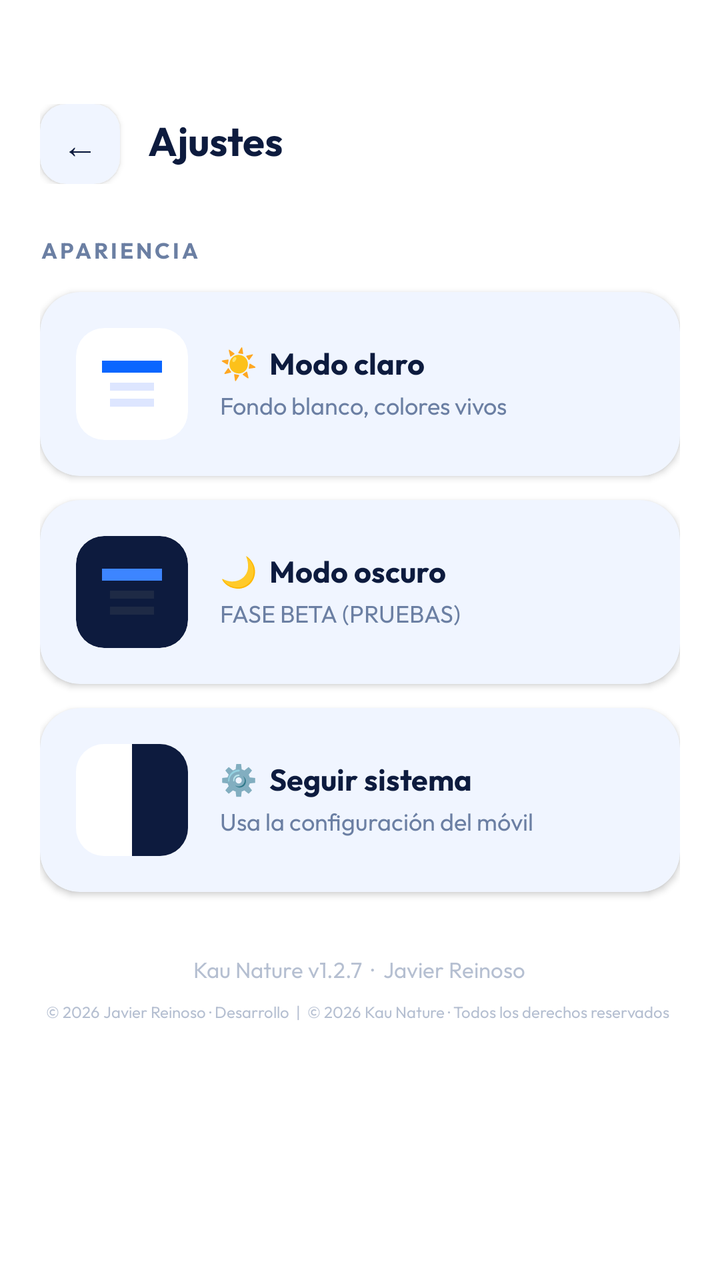
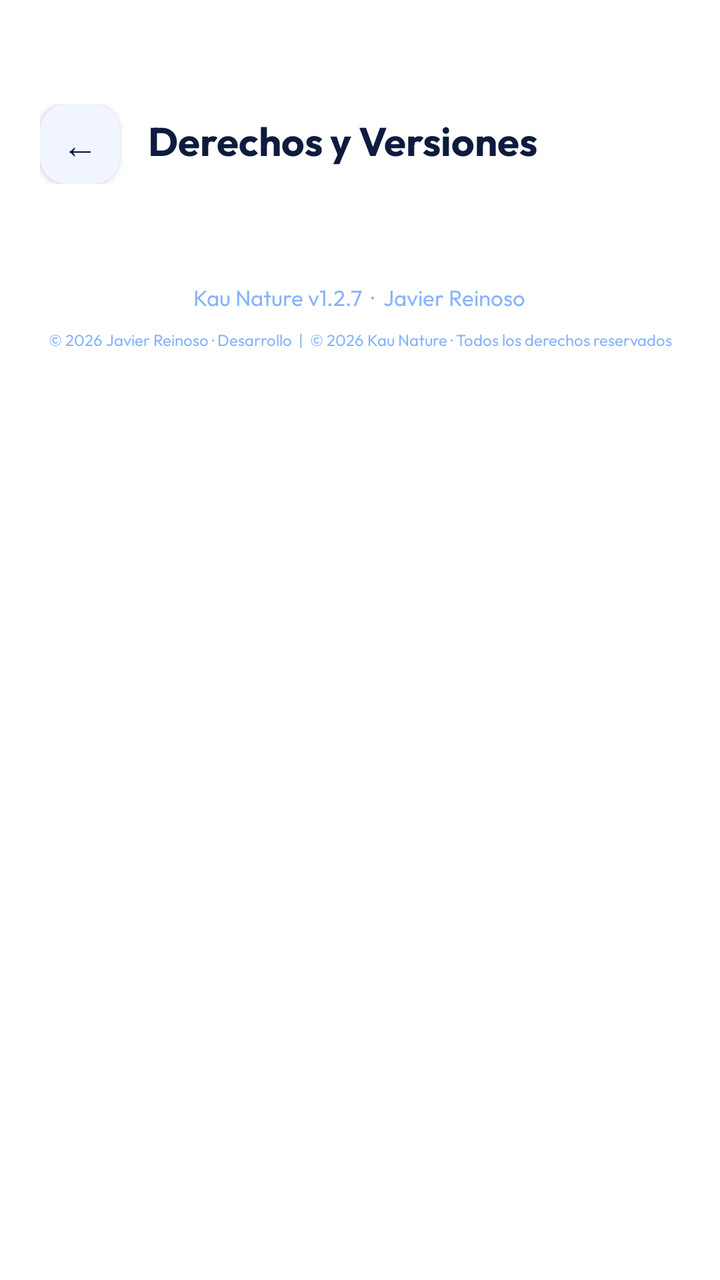

Two renders of the same Android screen: before a commit and after it. Below are the layout's source before the change and the commit's diff.
<!-- AndroidManifest.xml: application theme Theme.KauNatureApplication -->
<!-- res/layout/activity_settings.xml -->
<?xml version="1.0" encoding="utf-8"?>
<androidx.coordinatorlayout.widget.CoordinatorLayout
    xmlns:android="http://schemas.android.com/apk/res/android"
    xmlns:app="http://schemas.android.com/apk/res-auto"
    android:layout_width="match_parent"
    android:layout_height="match_parent"
    android:background="@android:color/background_light">

    
    <LinearLayout
        android:id="@+id/topBar"
        android:layout_width="match_parent"
        android:layout_height="wrap_content"
        android:orientation="horizontal"
        android:gravity="center_vertical"
        android:paddingHorizontal="20dp"
        android:paddingTop="52dp"
        android:paddingBottom="16dp"
        android:background="@color/white">

        <androidx.cardview.widget.CardView
            android:id="@+id/btnBack"
            android:layout_width="40dp"
            android:layout_height="40dp"
            app:cardCornerRadius="13dp"
            app:cardElevation="2dp"
            app:cardBackgroundColor="@color/blue_pale2">
            <TextView
                android:layout_width="match_parent"
                android:layout_height="match_parent"
                android:text="←"
                android:textSize="18sp"
                android:gravity="center"
                android:textColor="@color/text_primary"/>
        </androidx.cardview.widget.CardView>

        <TextView
            android:layout_width="0dp"
            android:layout_height="wrap_content"
            android:layout_weight="1"
            android:text="Ajustes"
            android:textSize="20sp"
            android:textColor="@color/text_primary"
            android:fontFamily="@font/outfit_bold"
            android:layout_marginStart="14dp"/>
    </LinearLayout>

    
    <androidx.core.widget.NestedScrollView
        android:layout_width="match_parent"
        android:layout_height="match_parent"
        android:layout_marginTop="110dp"
        android:paddingHorizontal="20dp"
        android:paddingBottom="40dp"
        android:clipToPadding="false">

        <LinearLayout
            android:layout_width="match_parent"
            android:layout_height="wrap_content"
            android:orientation="vertical">

            
            <TextView
                android:layout_width="wrap_content"
                android:layout_height="wrap_content"
                android:text="APARIENCIA"
                android:textSize="11sp"
                android:letterSpacing="0.12"
                android:textColor="@color/text_muted"
                android:fontFamily="@font/outfit_bold"
                android:layout_marginBottom="12dp"
                android:layout_marginTop="8dp"/>

            
            <androidx.cardview.widget.CardView
                android:id="@+id/cardThemeLight"
                android:layout_width="match_parent"
                android:layout_height="wrap_content"
                app:cardCornerRadius="20dp"
                app:cardElevation="2dp"
                app:cardBackgroundColor="@color/blue_pale2"
                android:layout_marginBottom="12dp">

                <LinearLayout
                    android:layout_width="match_parent"
                    android:layout_height="wrap_content"
                    android:orientation="horizontal"
                    android:gravity="center_vertical"
                    android:padding="18dp">

                    
                    <androidx.cardview.widget.CardView
                        android:layout_width="56dp"
                        android:layout_height="56dp"
                        app:cardCornerRadius="14dp"
                        app:cardElevation="0dp"
                        app:cardBackgroundColor="#FFFFFF"
                        android:layout_marginEnd="16dp">
                        <LinearLayout
                            android:layout_width="match_parent"
                            android:layout_height="match_parent"
                            android:orientation="vertical"
                            android:gravity="center"
                            android:padding="8dp">
                            <View android:layout_width="30dp" android:layout_height="6dp"
                                android:background="@color/accent_blue"
                                android:layout_marginBottom="5dp"/>
                            <View android:layout_width="22dp" android:layout_height="4dp"
                                android:background="@color/border"
                                android:layout_marginBottom="4dp"/>
                            <View android:layout_width="22dp" android:layout_height="4dp"
                                android:background="@color/border"/>
                        </LinearLayout>
                    </androidx.cardview.widget.CardView>

                    <LinearLayout
                        android:layout_width="0dp"
                        android:layout_height="wrap_content"
                        android:layout_weight="1"
                        android:orientation="vertical">
                        <TextView
                            android:layout_width="wrap_content"
                            android:layout_height="wrap_content"
                            android:text="☀️  Modo claro"
                            android:textSize="15sp"
                            android:fontFamily="@font/outfit_bold"
                            android:textColor="@color/text_primary"/>
                        <TextView
                            android:layout_width="wrap_content"
                            android:layout_height="wrap_content"
                            android:text="Fondo blanco, colores vivos"
                            android:textSize="12sp"
                            android:fontFamily="@font/outfit_regular"
                            android:textColor="@color/text_muted"
                            android:layout_marginTop="2dp"/>
                    </LinearLayout>

                    <TextView
                        android:id="@+id/tvLightCheck"
                        android:layout_width="28dp"
                        android:layout_height="28dp"
                        android:text="✓"
                        android:textSize="15sp"
                        android:textColor="@color/white"
                        android:gravity="center"
                        android:background="@drawable/shape_check_badge"
                        android:visibility="gone"/>
                </LinearLayout>
            </androidx.cardview.widget.CardView>

            
            <androidx.cardview.widget.CardView
                android:id="@+id/cardThemeDark"
                android:layout_width="match_parent"
                android:layout_height="wrap_content"
                app:cardCornerRadius="20dp"
                app:cardElevation="2dp"
                app:cardBackgroundColor="@color/blue_pale2"
                android:layout_marginBottom="12dp">

                <LinearLayout
                    android:layout_width="match_parent"
                    android:layout_height="wrap_content"
                    android:orientation="horizontal"
                    android:gravity="center_vertical"
                    android:padding="18dp">

                    
                    <androidx.cardview.widget.CardView
                        android:layout_width="56dp"
                        android:layout_height="56dp"
                        app:cardCornerRadius="14dp"
                        app:cardElevation="0dp"
                        app:cardBackgroundColor="#0D1B3E"
                        android:layout_marginEnd="16dp">
                        <LinearLayout
                            android:layout_width="match_parent"
                            android:layout_height="match_parent"
                            android:orientation="vertical"
                            android:gravity="center"
                            android:padding="8dp">
                            <View android:layout_width="30dp" android:layout_height="6dp"
                                android:background="#3D85FF"
                                android:layout_marginBottom="5dp"/>
                            <View android:layout_width="22dp" android:layout_height="4dp"
                                android:background="#1E2A45"
                                android:layout_marginBottom="4dp"/>
                            <View android:layout_width="22dp" android:layout_height="4dp"
                                android:background="#1E2A45"/>
                        </LinearLayout>
                    </androidx.cardview.widget.CardView>

                    <LinearLayout
                        android:layout_width="0dp"
                        android:layout_height="wrap_content"
                        android:layout_weight="1"
                        android:orientation="vertical">
                        <TextView
                            android:layout_width="wrap_content"
                            android:layout_height="wrap_content"
                            android:text="🌙  Modo oscuro"
                            android:textSize="15sp"
                            android:fontFamily="@font/outfit_bold"
                            android:textColor="@color/text_primary"/>

                        <TextView
                            android:layout_width="wrap_content"
                            android:layout_height="wrap_content"
                            android:layout_marginTop="2dp"
                            android:fontFamily="@font/outfit_regular"
                            android:text="FASE BETA (PRUEBAS)"
                            android:textColor="@color/text_muted"
                            android:textSize="12sp" />
                    </LinearLayout>

                    <TextView
                        android:id="@+id/tvDarkCheck"
                        android:layout_width="28dp"
                        android:layout_height="28dp"
                        android:text="✓"
                        android:textSize="15sp"
                        android:textColor="@color/white"
                        android:gravity="center"
                        android:background="@drawable/shape_check_badge"
                        android:visibility="gone"/>
                </LinearLayout>
            </androidx.cardview.widget.CardView>

            
            <androidx.cardview.widget.CardView
                android:id="@+id/cardThemeSystem"
                android:layout_width="match_parent"
                android:layout_height="wrap_content"
                app:cardCornerRadius="20dp"
                app:cardElevation="2dp"
                app:cardBackgroundColor="@color/blue_pale2"
                android:layout_marginBottom="24dp">

                <LinearLayout
                    android:layout_width="match_parent"
                    android:layout_height="wrap_content"
                    android:orientation="horizontal"
                    android:gravity="center_vertical"
                    android:padding="18dp">

                    
                    <androidx.cardview.widget.CardView
                        android:layout_width="56dp"
                        android:layout_height="56dp"
                        app:cardCornerRadius="14dp"
                        app:cardElevation="0dp"
                        app:cardBackgroundColor="@color/bg_main"
                        android:layout_marginEnd="16dp">
                        <LinearLayout
                            android:layout_width="match_parent"
                            android:layout_height="match_parent"
                            android:orientation="horizontal">
                            <View android:layout_width="0dp" android:layout_height="match_parent"
                                android:layout_weight="1" android:background="#FFFFFF"/>
                            <View android:layout_width="0dp" android:layout_height="match_parent"
                                android:layout_weight="1" android:background="#0D1B3E"/>
                        </LinearLayout>
                    </androidx.cardview.widget.CardView>

                    <LinearLayout
                        android:layout_width="0dp"
                        android:layout_height="wrap_content"
                        android:layout_weight="1"
                        android:orientation="vertical">
                        <TextView
                            android:layout_width="wrap_content"
                            android:layout_height="wrap_content"
                            android:text="⚙️  Seguir sistema"
                            android:textSize="15sp"
                            android:fontFamily="@font/outfit_bold"
                            android:textColor="@color/text_primary"/>
                        <TextView
                            android:layout_width="wrap_content"
                            android:layout_height="wrap_content"
                            android:text="Usa la configuración del móvil"
                            android:textSize="12sp"
                            android:fontFamily="@font/outfit_regular"
                            android:textColor="@color/text_muted"
                            android:layout_marginTop="2dp"/>
                    </LinearLayout>

                    <TextView
                        android:id="@+id/tvSystemCheck"
                        android:layout_width="28dp"
                        android:layout_height="28dp"
                        android:text="✓"
                        android:textSize="15sp"
                        android:textColor="@color/white"
                        android:gravity="center"
                        android:background="@drawable/shape_check_badge"
                        android:visibility="gone"/>
                </LinearLayout>
            </androidx.cardview.widget.CardView>

            
            <TextView
                android:layout_width="wrap_content"
                android:layout_height="wrap_content"
                android:text="Kau Nature v1.2.7  ·  Javier Reinoso"
                android:textSize="11sp"
                android:textColor="@color/text_muted"
                android:fontFamily="@font/outfit_regular"
                android:layout_gravity="center_horizontal"
                android:alpha="0.5"
                android:layout_marginTop="8dp"/>

            <TextView
                android:layout_width="wrap_content"
                android:layout_height="wrap_content"
                android:text="© 2026 Javier Reinoso · Desarrollo  |  © 2026 Kau Nature · Todos los derechos reservados
"
                android:textSize="8sp"
                android:textColor="@color/text_muted"
                android:fontFamily="@font/outfit_regular"
                android:layout_gravity="center_horizontal"
                android:alpha="0.5"
                android:layout_marginTop="8dp"/>



        </LinearLayout>
    </androidx.core.widget.NestedScrollView>

</androidx.coordinatorlayout.widget.CoordinatorLayout>
<!-- resources referenced by this layout -->
<resources>
  <color name="accent_blue">#0A66FF</color>
  <color name="bg_main">#F5F8FF</color>
  <color name="blue_pale2">#F0F5FF</color>
  <color name="border">#DDE6FF</color>
  <color name="text_muted">#6B7FA3</color>
  <color name="text_primary">#0D1B3E</color>
  <color name="white">#FFFFFF</color>
  <!-- drawable shape_check_badge (drawable) -->
  <?xml version="1.0" encoding="utf-8"?>
  <shape xmlns:android="http://schemas.android.com/apk/res/android"
      android:shape="oval">
      <solid android:color="#FFFFFF40"/>
  </shape>
  <style name="Theme.KauNatureApplication" parent="Theme.MaterialComponents.DayNight.NoActionBar">
          <item name="colorPrimary">@color/accent_blue</item>
          <item name="colorPrimaryVariant">@color/accent_blue_light</item>
          <item name="colorOnPrimary">@color/white</item>
          
          <item name="android:colorBackground">@color/bg_main</item>
          <item name="colorSurface">@color/white</item>
          <item name="colorSurfaceVariant">@color/blue_pale2</item>
          <item name="colorOnSurface">@color/text_primary</item>
          <item name="colorOnSurfaceVariant">@color/text_muted</item>
          
          <item name="android:statusBarColor">@android:color/transparent</item>
          <item name="android:navigationBarColor">@color/white</item>
          <item name="android:windowLightStatusBar">false</item>
          <item name="android:windowTranslucentStatus">false</item>
          <item name="android:windowLayoutInDisplayCutoutMode">shortEdges</item>
      </style>
  <color name="accent_blue_light">#3D85FF</color>
</resources>

<!-- the commit's change to res/layout/activity_settings.xml (unified diff, before → after) -->
@@ -37,12 +37,12 @@
         <TextView
             android:layout_width="0dp"
             android:layout_height="wrap_content"
+            android:layout_marginStart="14dp"
             android:layout_weight="1"
-            android:text="Ajustes"
-            android:textSize="20sp"
+            android:fontFamily="@font/outfit_bold"
+            android:text="Derechos y Versiones"
             android:textColor="@color/text_primary"
-            android:fontFamily="@font/outfit_bold"
-            android:layout_marginStart="14dp"/>
+            android:textSize="20sp" />
     </LinearLayout>
 
     
@@ -57,271 +57,31 @@
         <LinearLayout
             android:layout_width="match_parent"
             android:layout_height="wrap_content"
-            android:orientation="vertical">
-
-            
-            <TextView
-                android:layout_width="wrap_content"
-                android:layout_height="wrap_content"
-                android:text="APARIENCIA"
-                android:textSize="11sp"
-                android:letterSpacing="0.12"
-                android:textColor="@color/text_muted"
-                android:fontFamily="@font/outfit_bold"
-                android:layout_marginBottom="12dp"
-                android:layout_marginTop="8dp"/>
-
-            
-            <androidx.cardview.widget.CardView
-                android:id="@+id/cardThemeLight"
-                android:layout_width="match_parent"
-                android:layout_height="wrap_content"
-                app:cardCornerRadius="20dp"
-                app:cardElevation="2dp"
-                app:cardBackgroundColor="@color/blue_pale2"
-                android:layout_marginBottom="12dp">
-
-                <LinearLayout
-                    android:layout_width="match_parent"
-                    android:layout_height="wrap_content"
-                    android:orientation="horizontal"
-                    android:gravity="center_vertical"
-                    android:padding="18dp">
-
-                    
-                    <androidx.cardview.widget.CardView
-                        android:layout_width="56dp"
-                        android:layout_height="56dp"
-                        app:cardCornerRadius="14dp"
-                        app:cardElevation="0dp"
-                        app:cardBackgroundColor="#FFFFFF"
-                        android:layout_marginEnd="16dp">
-                        <LinearLayout
-                            android:layout_width="match_parent"
-                            android:layout_height="match_parent"
-                            android:orientation="vertical"
-                            android:gravity="center"
-                            android:padding="8dp">
-                            <View android:layout_width="30dp" android:layout_height="6dp"
-                                android:background="@color/accent_blue"
-                                android:layout_marginBottom="5dp"/>
-                            <View android:layout_width="22dp" android:layout_height="4dp"
-                                android:background="@color/border"
-                                android:layout_marginBottom="4dp"/>
-                            <View android:layout_width="22dp" android:layout_height="4dp"
-                                android:background="@color/border"/>
-                        </LinearLayout>
-                    </androidx.cardview.widget.CardView>
-
-                    <LinearLayout
-                        android:layout_width="0dp"
-                        android:layout_height="wrap_content"
-                        android:layout_weight="1"
-                        android:orientation="vertical">
-                        <TextView
-                            android:layout_width="wrap_content"
-                            android:layout_height="wrap_content"
-                            android:text="☀️  Modo claro"
-                            android:textSize="15sp"
-                            android:fontFamily="@font/outfit_bold"
-                            android:textColor="@color/text_primary"/>
-                        <TextView
-                            android:layout_width="wrap_content"
-                            android:layout_height="wrap_content"
-                            android:text="Fondo blanco, colores vivos"
-                            android:textSize="12sp"
-                            android:fontFamily="@font/outfit_regular"
-                            android:textColor="@color/text_muted"
-                            android:layout_marginTop="2dp"/>
-                    </LinearLayout>
-
-                    <TextView
-                        android:id="@+id/tvLightCheck"
-                        android:layout_width="28dp"
-                        android:layout_height="28dp"
-                        android:text="✓"
-                        android:textSize="15sp"
-                        android:textColor="@color/white"
-                        android:gravity="center"
-                        android:background="@drawable/shape_check_badge"
-                        android:visibility="gone"/>
-                </LinearLayout>
-            </androidx.cardview.widget.CardView>
-
-            
-            <androidx.cardview.widget.CardView
-                android:id="@+id/cardThemeDark"
-                android:layout_width="match_parent"
-                android:layout_height="wrap_content"
-                app:cardCornerRadius="20dp"
-                app:cardElevation="2dp"
-                app:cardBackgroundColor="@color/blue_pale2"
-                android:layout_marginBottom="12dp">
-
-                <LinearLayout
-                    android:layout_width="match_parent"
-                    android:layout_height="wrap_content"
-                    android:orientation="horizontal"
-                    android:gravity="center_vertical"
-                    android:padding="18dp">
-
-                    
-                    <androidx.cardview.widget.CardView
-                        android:layout_width="56dp"
-                        android:layout_height="56dp"
-                        app:cardCornerRadius="14dp"
-                        app:cardElevation="0dp"
-                        app:cardBackgroundColor="#0D1B3E"
-                        android:layout_marginEnd="16dp">
-                        <LinearLayout
-                            android:layout_width="match_parent"
-                            android:layout_height="match_parent"
-                            android:orientation="vertical"
-                            android:gravity="center"
-                            android:padding="8dp">
-                            <View android:layout_width="30dp" android:layout_height="6dp"
-                                android:background="#3D85FF"
-                                android:layout_marginBottom="5dp"/>
-                            <View android:layout_width="22dp" android:layout_height="4dp"
-                                android:background="#1E2A45"
-                                android:layout_marginBottom="4dp"/>
-                            <View android:layout_width="22dp" android:layout_height="4dp"
-                                android:background="#1E2A45"/>
-                        </LinearLayout>
-                    </androidx.cardview.widget.CardView>
-
-                    <LinearLayout
-                        android:layout_width="0dp"
-                        android:layout_height="wrap_content"
-                        android:layout_weight="1"
-                        android:orientation="vertical">
-                        <TextView
-                            android:layout_width="wrap_content"
-                            android:layout_height="wrap_content"
-                            android:text="🌙  Modo oscuro"
-                            android:textSize="15sp"
-                            android:fontFamily="@font/outfit_bold"
-                            android:textColor="@color/text_primary"/>
-
-                        <TextView
-                            android:layout_width="wrap_content"
-                            android:layout_height="wrap_content"
-                            android:layout_marginTop="2dp"
-                            android:fontFamily="@font/outfit_regular"
-                            android:text="FASE BETA (PRUEBAS)"
-                            android:textColor="@color/text_muted"
-                            android:textSize="12sp" />
-                    </LinearLayout>
-
-                    <TextView
-                        android:id="@+id/tvDarkCheck"
-                        android:layout_width="28dp"
-                        android:layout_height="28dp"
-                        android:text="✓"
-                        android:textSize="15sp"
-                        android:textColor="@color/white"
-                        android:gravity="center"
-                        android:background="@drawable/shape_check_badge"
-                        android:visibility="gone"/>
-                </LinearLayout>
-            </androidx.cardview.widget.CardView>
-
-            
-            <androidx.cardview.widget.CardView
-                android:id="@+id/cardThemeSystem"
-                android:layout_width="match_parent"
-                android:layout_height="wrap_content"
-                app:cardCornerRadius="20dp"
-                app:cardElevation="2dp"
-                app:cardBackgroundColor="@color/blue_pale2"
-                android:layout_marginBottom="24dp">
-
-                <LinearLayout
-                    android:layout_width="match_parent"
-                    android:layout_height="wrap_content"
-                    android:orientation="horizontal"
-                    android:gravity="center_vertical"
-                    android:padding="18dp">
-
-                    
-                    <androidx.cardview.widget.CardView
-                        android:layout_width="56dp"
-                        android:layout_height="56dp"
-                        app:cardCornerRadius="14dp"
-                        app:cardElevation="0dp"
-                        app:cardBackgroundColor="@color/bg_main"
-                        android:layout_marginEnd="16dp">
-                        <LinearLayout
-                            android:layout_width="match_parent"
-                            android:layout_height="match_parent"
-                            android:orientation="horizontal">
-                            <View android:layout_width="0dp" android:layout_height="match_parent"
-                                android:layout_weight="1" android:background="#FFFFFF"/>
-                            <View android:layout_width="0dp" android:layout_height="match_parent"
-                                android:layout_weight="1" android:background="#0D1B3E"/>
-                        </LinearLayout>
-                    </androidx.cardview.widget.CardView>
-
-                    <LinearLayout
-                        android:layout_width="0dp"
-                        android:layout_height="wrap_content"
-                        android:layout_weight="1"
-                        android:orientation="vertical">
-                        <TextView
-                            android:layout_width="wrap_content"
-                            android:layout_height="wrap_content"
-                            android:text="⚙️  Seguir sistema"
-                            android:textSize="15sp"
-                            android:fontFamily="@font/outfit_bold"
-                            android:textColor="@color/text_primary"/>
-                        <TextView
-                            android:layout_width="wrap_content"
-                            android:layout_height="wrap_content"
-                            android:text="Usa la configuración del móvil"
-                            android:textSize="12sp"
-                            android:fontFamily="@font/outfit_regular"
-                            android:textColor="@color/text_muted"
-                            android:layout_marginTop="2dp"/>
-                    </LinearLayout>
-
-                    <TextView
-                        android:id="@+id/tvSystemCheck"
-                        android:layout_width="28dp"
-                        android:layout_height="28dp"
-                        android:text="✓"
-                        android:textSize="15sp"
-                        android:textColor="@color/white"
-                        android:gravity="center"
-                        android:background="@drawable/shape_check_badge"
-                        android:visibility="gone"/>
-                </LinearLayout>
-            </androidx.cardview.widget.CardView>
-
-            
-            <TextView
-                android:layout_width="wrap_content"
-                android:layout_height="wrap_content"
-                android:text="Kau Nature v1.2.7  ·  Javier Reinoso"
-                android:textSize="11sp"
-                android:textColor="@color/text_muted"
-                android:fontFamily="@font/outfit_regular"
-                android:layout_gravity="center_horizontal"
-                android:alpha="0.5"
-                android:layout_marginTop="8dp"/>
+            android:orientation="vertical"
+            android:gravity="center_horizontal">
 
             <TextView
                 android:layout_width="wrap_content"
                 android:layout_height="wrap_content"
-                android:text="© 2026 Javier Reinoso · Desarrollo  |  © 2026 Kau Nature · Todos los derechos reservados
-"
-                android:textSize="8sp"
-                android:textColor="@color/text_muted"
+                android:layout_gravity="center_horizontal"
+                android:layout_marginTop="32dp"
+                android:alpha="0.5"
                 android:fontFamily="@font/outfit_regular"
+                android:text="Kau Nature v1.2.7  ·  Javier Reinoso"
+                android:textColor="@color/accent_blue"
+                android:textSize="11sp" />
+
+            <TextView
+                android:layout_width="wrap_content"
+                android:layout_height="wrap_content"
                 android:layout_gravity="center_horizontal"
+                android:layout_marginTop="8dp"
                 android:alpha="0.5"
-                android:layout_marginTop="8dp"/>
-
-
+                android:fontFamily="@font/outfit_regular"
+                android:gravity="center"
+                android:text="© 2026 Javier Reinoso · Desarrollo  |  © 2026 Kau Nature · Todos los derechos reservados"
+                android:textColor="@color/accent_blue"
+                android:textSize="8sp" />
 
         </LinearLayout>
     </androidx.core.widget.NestedScrollView>
<!-- resource entries referenced after the edit -->
@@ -1,18 +1,9 @@
 <!-- resources referenced by this layout -->
 <resources>
   <color name="accent_blue">#0A66FF</color>
-  <color name="bg_main">#F5F8FF</color>
   <color name="blue_pale2">#F0F5FF</color>
-  <color name="border">#DDE6FF</color>
-  <color name="text_muted">#6B7FA3</color>
   <color name="text_primary">#0D1B3E</color>
   <color name="white">#FFFFFF</color>
-  <!-- drawable shape_check_badge (drawable) -->
-  <?xml version="1.0" encoding="utf-8"?>
-  <shape xmlns:android="http://schemas.android.com/apk/res/android"
-      android:shape="oval">
-      <solid android:color="#FFFFFF40"/>
-  </shape>
   <style name="Theme.KauNatureApplication" parent="Theme.MaterialComponents.DayNight.NoActionBar">
           <item name="colorPrimary">@color/accent_blue</item>
           <item name="colorPrimaryVariant">@color/accent_blue_light</item>
@@ -31,5 +22,7 @@
           <item name="android:windowLayoutInDisplayCutoutMode">shortEdges</item>
       </style>
   <color name="accent_blue_light">#3D85FF</color>
+  <color name="bg_main">#F5F8FF</color>
+  <color name="text_muted">#6B7FA3</color>
 </resources>
 
